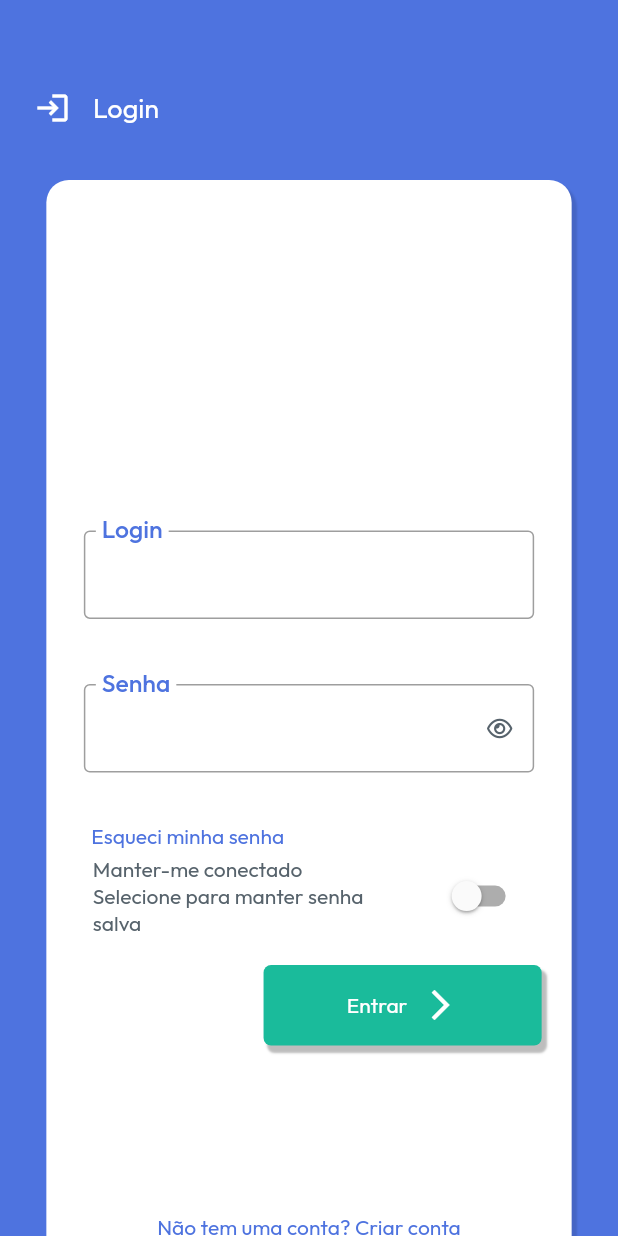
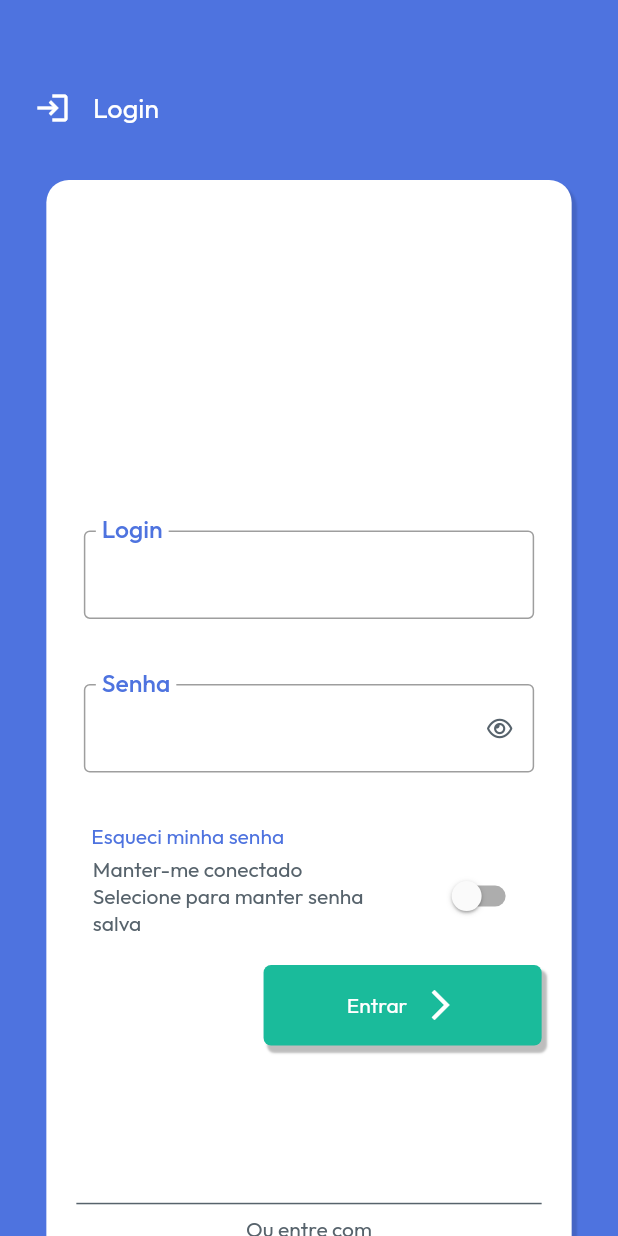
Before and after one commit to davi-oliver/components_kombat, a Flutter app: the screen it shows after launch, on a phone screen of 412 x 824 dp. Run offline on Flutter 3.47's test engine with Material 2 defaults, Android fonts, the phone set to English and light mode, and no system bars; our stand-ins replace animated_text_kit, dartz, flutter_masked_text2, flutter_mobx, flutter_spinkit, font_awesome_flutter and 4 more; missing offline and left inert: flutter_barcode_scanner, string_similarity; generated files the repository leaves out were written again; statements that could not run were skipped.

Commit message:
feat: :art:

```diff
--- a/example/lib/main.dart
+++ b/example/lib/main.dart
@@ -33,7 +33,7 @@ class _MyHomePageState extends State<MyHomePage> {
         labelTextCampoSenha: "Senha",
         textoBotaoEntrar: "Entrar",
         containCriarLogin: true,
-        heightCardLogin: MediaQuery.of(context).size.height,
+        heightCardLogin: MediaQuery.of(context).size.height * .9,
         onTapEntrar: () async {
           setState(() {
             loading = true;
--- a/lib/login/login_view_componet.dart
+++ b/lib/login/login_view_componet.dart
@@ -374,6 +374,37 @@ class _LoginScreenComponetsState extends State<LoginScreenComponets>
                                   height:
                                       MediaQuery.of(context).size.height * .1,
                                 ),
+                                Divider(
+                                  color: KThemeModeApp.of(contextPage)
+                                      .secondaryText,
+                                  thickness: 1,
+                                  indent: 20,
+                                  endIndent: 20,
+                                ),
+                                Text(
+                                  "Ou entre com",
+                                  style: KThemeModeApp.of(context).bodyMedium,
+                                ),
+                                Divider(
+                                  color: KThemeModeApp.of(contextPage)
+                                      .secondaryText,
+                                  thickness: 1,
+                                  indent: 20,
+                                  endIndent: 20,
+                                ),
+                                Center(
+                                  child: Container(
+                                    decoration: BoxDecoration(
+                                        borderRadius: BorderRadius.circular(5),
+                                        color: KThemeModeApp.of(contextPage)
+                                            .accent2),
+                                    margin: const EdgeInsets.symmetric(
+                                        horizontal: 20, vertical: 15),
+                                    child: Icon(FontAwesomeIcons.google,
+                                        color: KThemeModeApp.of(contextPage)
+                                            .primaryBtnText),
+                                  ),
+                                ),
                                 widget.containCriarLogin
                                     ? Container(
                                         margin: const EdgeInsets.symmetric(
@@ -390,7 +421,7 @@ class _LoginScreenComponetsState extends State<LoginScreenComponets>
                                                   .copyWith(
                                                       color: KThemeModeApp.of(
                                                               contextPage)
-                                                          .primary),
+                                                          .primaryText),
                                             ),
                                             GestureDetector(
                                               onTap: () {
```
Also changed, not shown: example/pubspec.lock, 1 other file.
